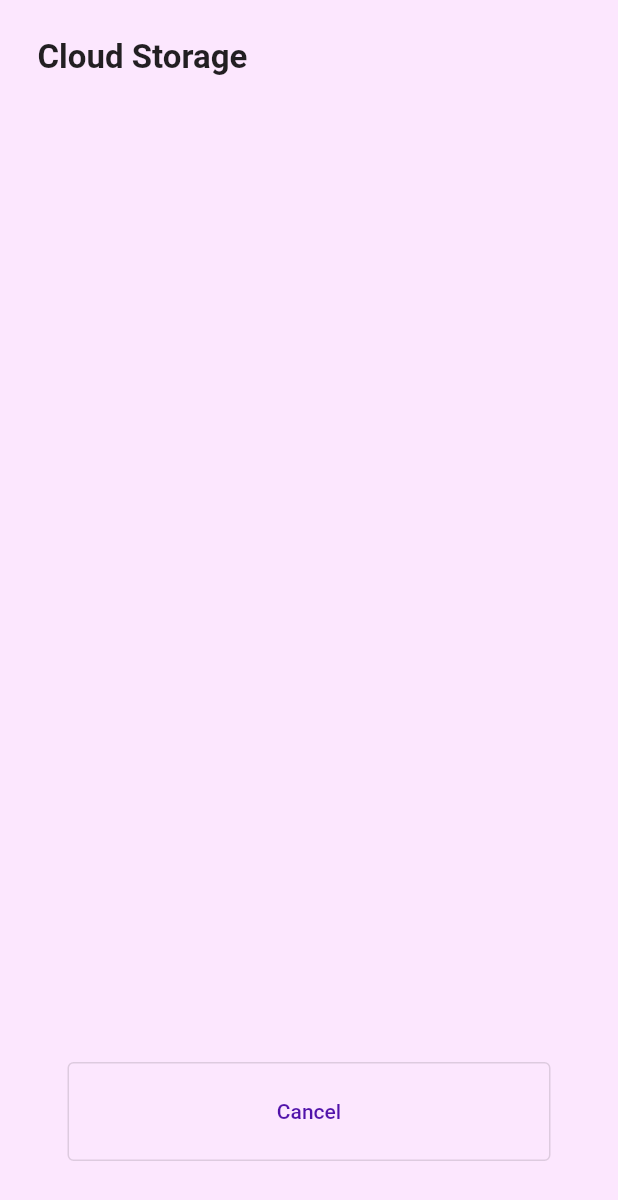
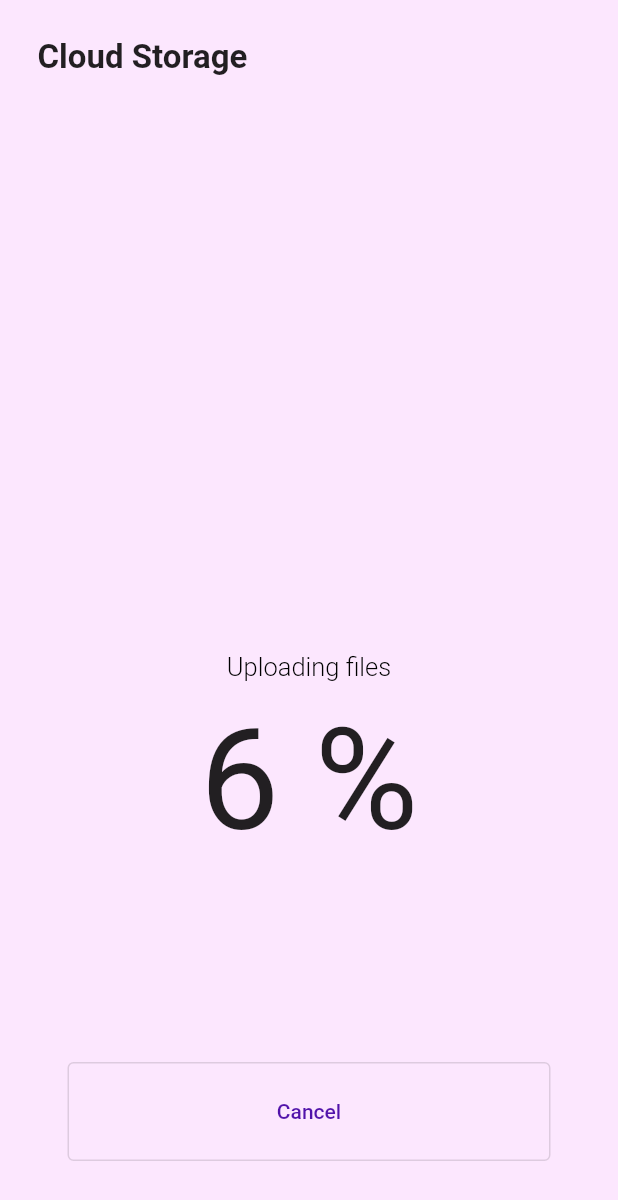
Before and after one commit to kleysonklaus/flutter_loading_bubbles_animation, a Flutter app: the screen it shows after launch, after a tap on "create backup", on a phone screen of 412 x 824 dp. Shown: the top 1200 px of the screen. Run offline on Flutter 3.47's test engine with Material 2 defaults, Android fonts, the phone set to English and light mode, and no system bars.

Commit message:
feat(example): first example how to be

```diff
--- a/lib/loading/data_backup_initial_page.dart
+++ b/lib/loading/data_backup_initial_page.dart
@@ -33,6 +33,42 @@ class _DataBackupInitialPageState extends State<DataBackupInitialPage> {
               ),
             ),
           ),
+          if (_currentState == DataBackupState.end)
+            Expanded(
+              flex: 2,
+              child: TweenAnimationBuilder(
+                tween: Tween(begin: 1.0, end: 1.0),
+                duration: _duration,
+                builder: (_, value, child) {
+                  return Opacity(
+                    opacity: value as double,
+                    child: child,
+                  );
+                },
+                child: Column(
+                  crossAxisAlignment: CrossAxisAlignment.stretch,
+                  children: [
+                    Text(
+                      "Uploading files",
+                      textAlign: TextAlign.center,
+                      style: TextStyle(
+                        fontSize: 17,
+                        color: Colors.black,
+                        fontWeight: FontWeight.w300,
+                      ),
+                    ),
+                    SizedBox(height: 10),
+                    Expanded(
+                      child: FittedBox(
+                          child: Padding(
+                        padding: const EdgeInsets.only(bottom: 20.0),
+                        child: Text("6 %"),
+                      )),
+                    ),
+                  ],
+                ),
+              ),
+            ),
           if (_currentState != DataBackupState.end)
             Expanded(
               flex: 2,
```
